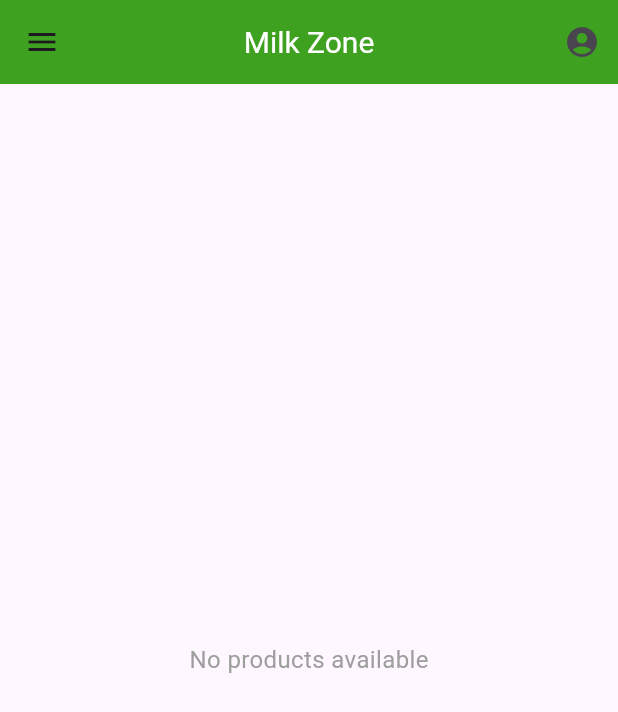
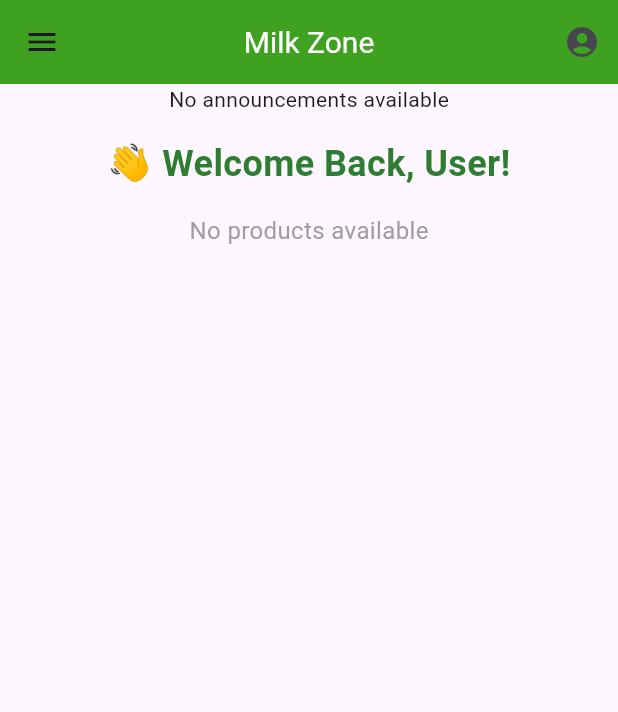
Before and after one commit to milk926/milkproject, a Flutter app: the MilkProductPage screen opened directly, on a phone screen of 412 x 824 dp. Shown: the top 712 px of the screen. Run offline on Flutter 3.47's test engine with Material 3 defaults, Android fonts, the phone set to English and light mode, and no system bars; our stand-ins replace carousel_slider, cloud_firestore, firebase_auth, firebase_core, flutter_rating_bar, image_picker; accounts and stored records are empty; key blocks and very long unbroken strings in the code were emptied for the run.

Commit message:
23/12/24

```diff
--- a/lib/user/page/user_home.dart
+++ b/lib/user/page/user_home.dart
@@ -6,6 +6,7 @@ import 'package:milkproject/user/page/addtocart.dart';
 import 'package:milkproject/user/page/buy_now.dart';
 import 'package:milkproject/user/page/feedback.dart';
 import 'package:milkproject/user/page/userprofile.dart';
+import 'package:carousel_slider/carousel_slider.dart';
 
 final currentUser = FirebaseAuth.instance.currentUser;
 
@@ -122,7 +123,26 @@ class MilkProductPage extends StatelessWidget {
           ),
         ],
       ),
-      body: StreamBuilder<QuerySnapshot>(
+      body: SingleChildScrollView(
+        child: Column(
+          children: [
+            // Carousel Slider
+            _buildCarouselSlider(),
+            SizedBox(height: 16),
+
+            // Welcome Section
+            Text(
+              "👋 Welcome Back, User!",
+              style: TextStyle(
+                fontSize: 24,
+                fontWeight: FontWeight.w600,
+                color: Colors.green[800],
+              ),
+            ),
+            SizedBox(height: 16),
+
+            // Milk Products List
+            StreamBuilder<QuerySnapshot>(
               stream: firestore.collection('products').snapshots(),
               builder: (context, snapshot) {
                 if (snapshot.connectionState == ConnectionState.waiting) {
@@ -145,6 +165,7 @@ class MilkProductPage extends StatelessWidget {
                 }).toList();
 
                 return ListView.builder(
+                  shrinkWrap: true,
                   padding: const EdgeInsets.all(16.0),
                   itemCount: products.length,
                   itemBuilder: (context, index) {
@@ -200,7 +221,8 @@ class MilkProductPage extends StatelessWidget {
                             ),
                             const SizedBox(height: 10.0),
                             Text(
-                        product['description'] ?? 'No description available.',
+                              product['description'] ??
+                                  'No description available.',
                               style: const TextStyle(
                                 fontSize: 14.0,
                                 color: Colors.grey,
@@ -227,14 +249,16 @@ class MilkProductPage extends StatelessWidget {
                                         'description': product['description'],
                                       });
 
-                                ScaffoldMessenger.of(context).showSnackBar(
+                                      ScaffoldMessenger.of(context)
+                                          .showSnackBar(
                                         SnackBar(
                                           content: Text(
                                               '${product['name']} added to cart!'),
                                         ),
                                       );
                                     } catch (error) {
-                                ScaffoldMessenger.of(context).showSnackBar(
+                                      ScaffoldMessenger.of(context)
+                                          .showSnackBar(
                                         SnackBar(
                                           content: Text(
                                               'Failed to add ${product['name']} to cart.'),
@@ -278,6 +302,61 @@ class MilkProductPage extends StatelessWidget {
                 );
               },
             ),
+          ],
+        ),
+      ),
+    );
+  }
+
+  // Carousel Slider Method
+  Widget _buildCarouselSlider() {
+    return StreamBuilder<DocumentSnapshot>(
+      stream: FirebaseFirestore.instance
+          .collection('announcements')
+          .doc('main')
+          .snapshots(),
+      builder: (context, snapshot) {
+        if (snapshot.connectionState == ConnectionState.waiting) {
+          return const Center(child: CircularProgressIndicator());
+        }
+
+        if (snapshot.hasError) {
+          return const Center(child: Text('Error fetching announcements'));
+        }
+
+        if (!snapshot.hasData || snapshot.data?.data() == null) {
+          return const Center(child: Text('No announcements available'));
+        }
+
+        final data = snapshot.data!.data() as Map<String, dynamic>;
+        final List<String> imgList = (data['image_urls'] as List<dynamic>?)
+                ?.map((item) => item.toString())
+                .toList() ??
+            [];
+
+        if (imgList.isEmpty) {
+          return const Center(child: Text('No announcements available'));
+        }
+
+        return CarouselSlider(
+          options: CarouselOptions(
+            height: 200.0,
+            autoPlay: true,
+            enlargeCenterPage: true,
+            viewportFraction: 1.0,
+          ),
+          items: imgList.map((imgUrl) {
+            return ClipRRect(
+              borderRadius: BorderRadius.circular(8.0),
+              child: Image.network(
+                imgUrl,
+                width: double.infinity,
+                fit: BoxFit.cover,
+              ),
+            );
+          }).toList(),
+        );
+      },
     );
   }
 }
```
Also changed, not shown: lib/farmer/page/HomePage.dart (+77 -73 lines), lib/society/page/announcement.dart (added, +260 -0 lines), lib/society/page/homepage.dart (+35 -11 lines), asset/announcement1.png (added). Lines whose indentation alone changed are shown as unchanged.
